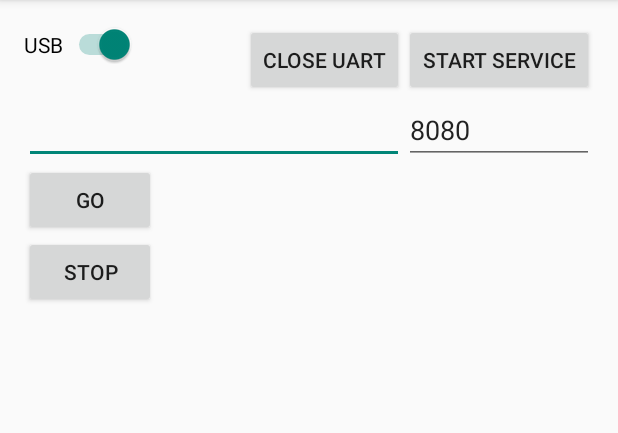
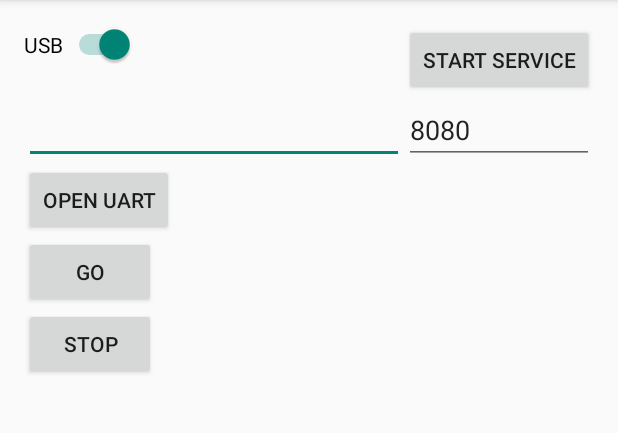
Before and after one commit to esmanchik/androbot, an Android app: the screen it shows after launch (MainActivity), after a tap on "OPEN UART", on a phone screen of 412 x 824 dp, the part 84-517 px from its top. Run offline under Robolectric (Android 15) with nearby library versions, the phone set to English and light mode, and no system bars.

Commit message:
Fixed bugs to let app work again

```diff
--- a/HttpUart/app/src/main/java/com/httpuart/Commands.java
+++ b/HttpUart/app/src/main/java/com/httpuart/Commands.java
@@ -22,7 +22,8 @@ public class Commands {
         if (!map.containsKey(command)) {
             throw new RuntimeException("No such command " + command);
         }
-        uart.write(map.get(command));
+        byte[] bytes = map.get(command);
+        uart.write(bytes);
     }
 
     public static Map quadrobot() {
@@ -39,10 +40,10 @@ public class Commands {
         byte[] bytes = new byte[pins.length * 3 + 1];
         int offset = 0;
         for(byte i: pins) {
-            offset = i * 3;
             bytes[offset] = 0x0c;
             bytes[offset + 1] = i;
             bytes[offset + 2] = 1;
+            offset += 3;
         }
         bytes[offset] = 0x0e;
         return bytes;
@@ -64,25 +65,25 @@ public class Commands {
         // 0e
 
         return activate(new byte[]{
-                1, 3, 5, 7, /* LEDs */ 8, 9
+                1, 3, 5, 7, /* LEDs */ 9
         });
     }
 
     private static byte[] backward() {
         return activate(new byte[]{
-                0, 2, 4, 6, /* LEDs */ 8, 9
+                0, 2, 4, 6, /* LEDs */ 9
         });
     }
 
     private static byte[] left() {
         return activate(new byte[]{
-                1, 3, 4, 6, /* LEDs */ 8, 9
+                1, 3, 4, 6, /* LEDs */ 8
         });
     }
 
     private static byte[] right() {
         return activate(new byte[]{
-                0, 2, 5, 7, /* LEDs */ 8, 9
+                0, 2, 5, 7, /* LEDs */ 8
         });
     }
 
--- a/HttpUart/app/src/main/java/com/httpuart/ConnectionService.java
+++ b/HttpUart/app/src/main/java/com/httpuart/ConnectionService.java
@@ -71,11 +71,11 @@ public class ConnectionService extends Service {
     @Override
     public int onStartCommand(Intent intent, int flags, int startId) {
         try {
-            commands = new Commands(uart, Commands.quadrobot());
             boolean bt = intent.getExtras().getString(UART).equals(UART_BLUETOOTH);
             uart = bt ? new BlueUart() : new UsbUart(this);
             uart.open();
             dbg(uart + " opened");
+            commands = new Commands(uart, Commands.quadrobot());
             thread.start();
             dbg("connection service started");
         } catch(Exception e) {
@@ -115,6 +115,7 @@ public class ConnectionService extends Service {
                 try {
                     response = servlet(request);
                 } catch (Exception e) {
+                    xcpt(e);
                     try {
                         uart.close();
                     } catch (Exception ce) {
--- a/HttpUart/app/src/main/java/com/httpuart/MainActivity.java
+++ b/HttpUart/app/src/main/java/com/httpuart/MainActivity.java
@@ -46,14 +46,15 @@ public class MainActivity extends ActionBarActivity {
     public void onUartClick(View v) {
         Button button = (Button)findViewById(R.id.uartButton);
         try {
-            commands = new Commands(uart, Commands.quadrobot());
             if (button.getText().toString().startsWith("Open")) {
                 Switch usbSwitch = (Switch)findViewById(R.id.usbSwitch);
-                uart = usbSwitch.isChecked() ? new BlueUart() : new UsbUart(this);
+                uart = usbSwitch.isChecked() ? new UsbUart(this) : new BlueUart();
+                uart.open();
+                commands = new Commands(uart, Commands.quadrobot());
                 button.setText("Close UART");
             } else {
+                button.setText("Open UART");
                 uart.close();
-                button.setText("Open UART");
             }
         } catch (Exception e) {
             Toast.makeText(this, e.toString(), Toast.LENGTH_SHORT).show();
--- a/HttpUart/app/src/main/res/layout/activity_main.xml
+++ b/HttpUart/app/src/main/res/layout/activity_main.xml
@@ -54,18 +54,19 @@
         android:layout_height="wrap_content"
         android:text="Open UART"
         android:id="@+id/uartButton"
-        android:layout_above="@+id/cmdFileEdit"
-        android:layout_alignRight="@+id/cmdFileEdit"
-        android:layout_alignEnd="@+id/cmdFileEdit"
         android:onClick="onUartClick"
-        android:nestedScrollingEnabled="true" />
+        android:nestedScrollingEnabled="true"
+        android:layout_below="@+id/cmdFileEdit"
+        android:layout_alignParentLeft="true"
+        android:layout_alignParentStart="true" />
 
     <Button
         android:layout_width="wrap_content"
         android:layout_height="wrap_content"
         android:text="Go"
         android:id="@+id/goButton"
-        android:layout_below="@+id/cmdFileEdit"
+        android:onClick="onGoClick"
+        android:layout_below="@+id/uartButton"
         android:layout_alignParentLeft="true"
         android:layout_alignParentStart="true" />
 
@@ -74,6 +75,7 @@
         android:layout_height="wrap_content"
         android:text="Stop"
         android:id="@+id/stopButton"
+        android:onClick="onStopClick"
         android:layout_below="@+id/goButton"
         android:layout_alignParentLeft="true"
         android:layout_alignParentStart="true" />
```
